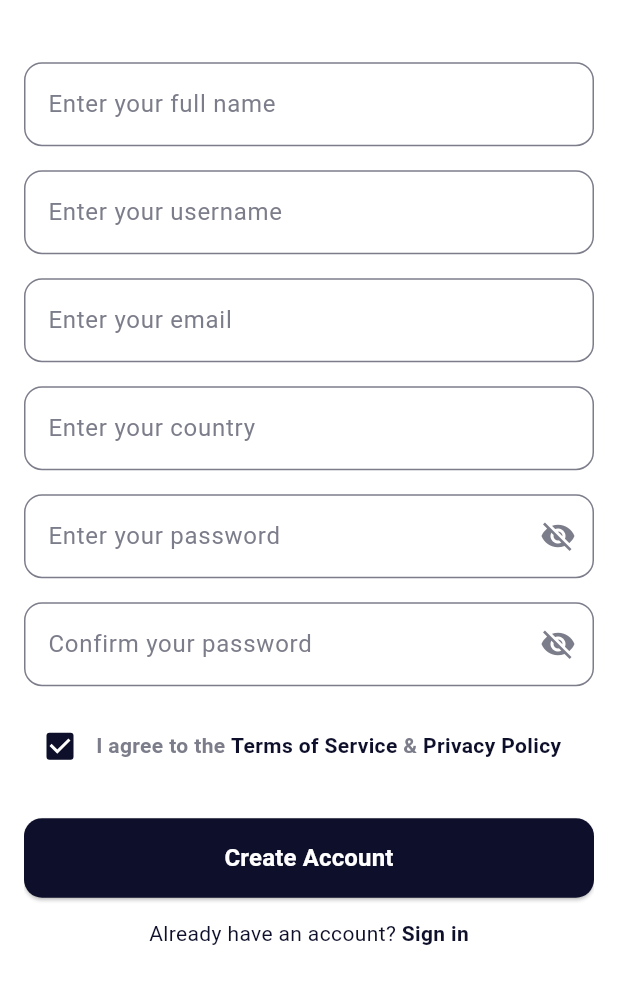
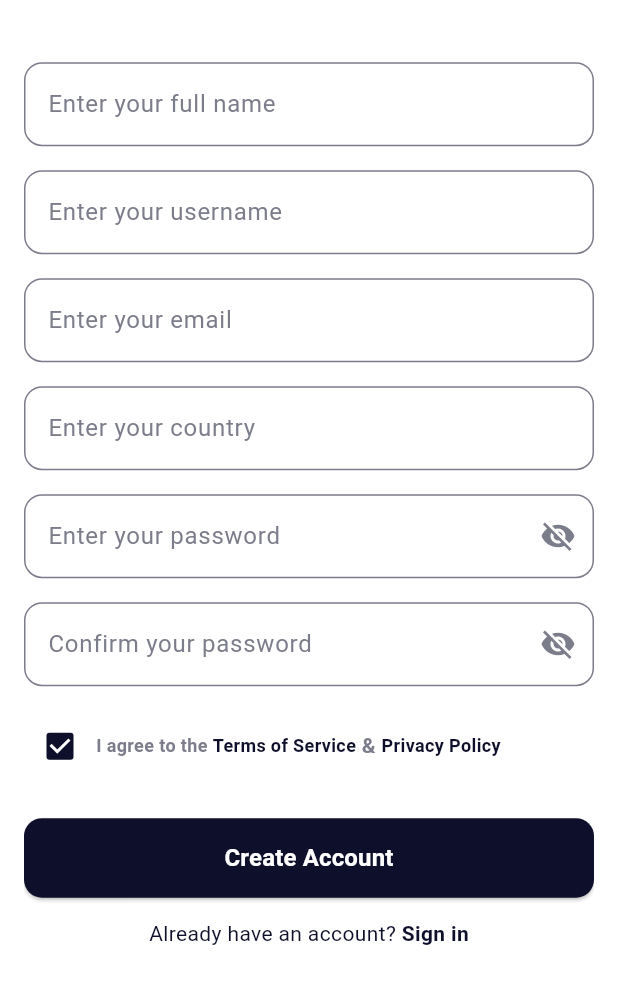
Before and after one commit to kennedyowusu/daily_weight_logs_mobile, a Flutter app: the RegisterScreen screen opened by its route, scrolled down 157 dp, on a phone screen of 412 x 824 dp, the part 242-1236 px from its top. Run offline on Flutter 3.47's test engine with Material 3 defaults, Android fonts, the phone set to English and light mode, and no system bars; our stand-ins replace calendar_date_picker2, connectivity_plus, dio, equatable, fl_chart, flutter_riverpod and 2 more; accounts and stored records are empty.

Commit message:
Update .gitignore and modify AppDelegate for Swift 5 compatibility; adjust font size in registration screen text

```diff
--- a/lib/features/authentication/presentation/register_screen.dart
+++ b/lib/features/authentication/presentation/register_screen.dart
@@ -186,9 +186,11 @@ class RegisterForm extends ConsumerWidget {
                   const WeightLogText(
                     text: 'I agree to the ',
                     color: grayTextColor,
+                    fontSize: 12,
                   ),
                   WeightLogText(
                     text: 'Terms of Service',
+                    fontSize: 12,
                     color: secondaryColor,
                   ),
                   const WeightLogText(
@@ -198,6 +200,7 @@ class RegisterForm extends ConsumerWidget {
                   WeightLogText(
                     text: 'Privacy Policy',
                     color: secondaryColor,
+                    fontSize: 12,
                   ),
                 ],
               ),
```
Also changed, not shown: 2 other files.
